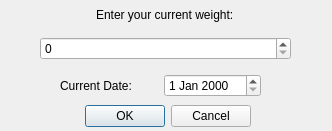
Above: updateweight.ui from kevinlucas23/getFit before the change. Below: the same form after it.
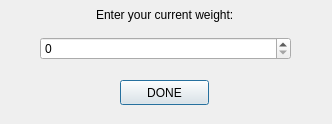
That is the form after the change.

Commit message: modified mainmenu to take in values from all dialogs

```diff
--- a/updateweight.ui
+++ b/updateweight.ui
@@ -7,28 +7,12 @@
     <x>0</x>
     <y>0</y>
     <width>332</width>
-    <height>131</height>
+    <height>124</height>
    </rect>
   </property>
   <property name="windowTitle">
    <string>Dialog</string>
   </property>
-  <widget class="QDialogButtonBox" name="buttonBox">
-   <property name="geometry">
-    <rect>
-     <x>80</x>
-     <y>100</y>
-     <width>171</width>
-     <height>32</height>
-    </rect>
-   </property>
-   <property name="orientation">
-    <enum>Qt::Horizontal</enum>
-   </property>
-   <property name="standardButtons">
-    <set>QDialogButtonBox::Cancel|QDialogButtonBox::Ok</set>
-   </property>
-  </widget>
   <widget class="QWidget" name="verticalLayoutWidget">
    <property name="geometry">
     <rect>
@@ -51,27 +35,18 @@
     </item>
    </layout>
   </widget>
-  <widget class="QWidget" name="horizontalLayoutWidget">
+  <widget class="QPushButton" name="pushButton">
    <property name="geometry">
     <rect>
-     <x>60</x>
-     <y>70</y>
-     <width>201</width>
-     <height>31</height>
+     <x>120</x>
+     <y>80</y>
+     <width>89</width>
+     <height>25</height>
     </rect>
    </property>
-   <layout class="QHBoxLayout" name="horizontalLayout">
-    <item>
-     <widget class="QLabel" name="label_2">
-      <property name="text">
-       <string>Current Date: </string>
-      </property>
-     </widget>
-    </item>
-    <item>
-     <widget class="QDateEdit" name="dateEdit"/>
-    </item>
-   </layout>
+   <property name="text">
+    <string>DONE</string>
+   </property>
   </widget>
  </widget>
  <resources/>
```
Left out of the diff: 35 changed lines with no effect on the pictures. The commit also changes 28 other files.
